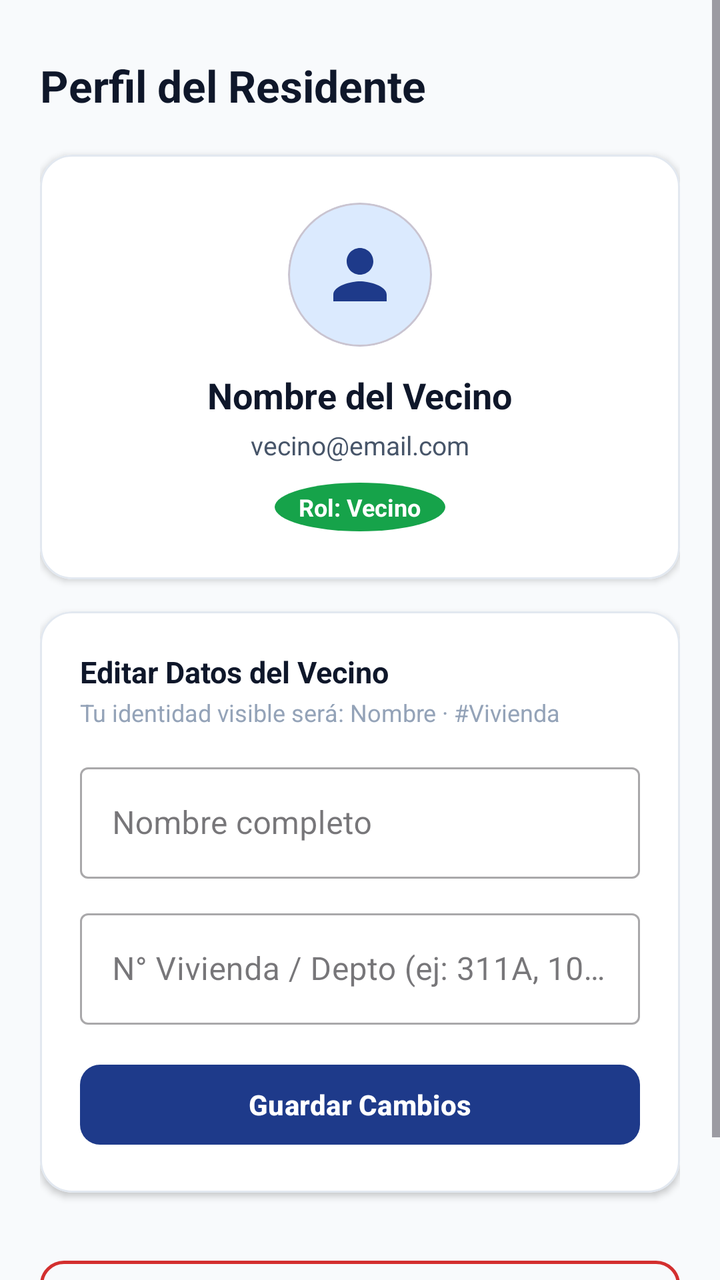
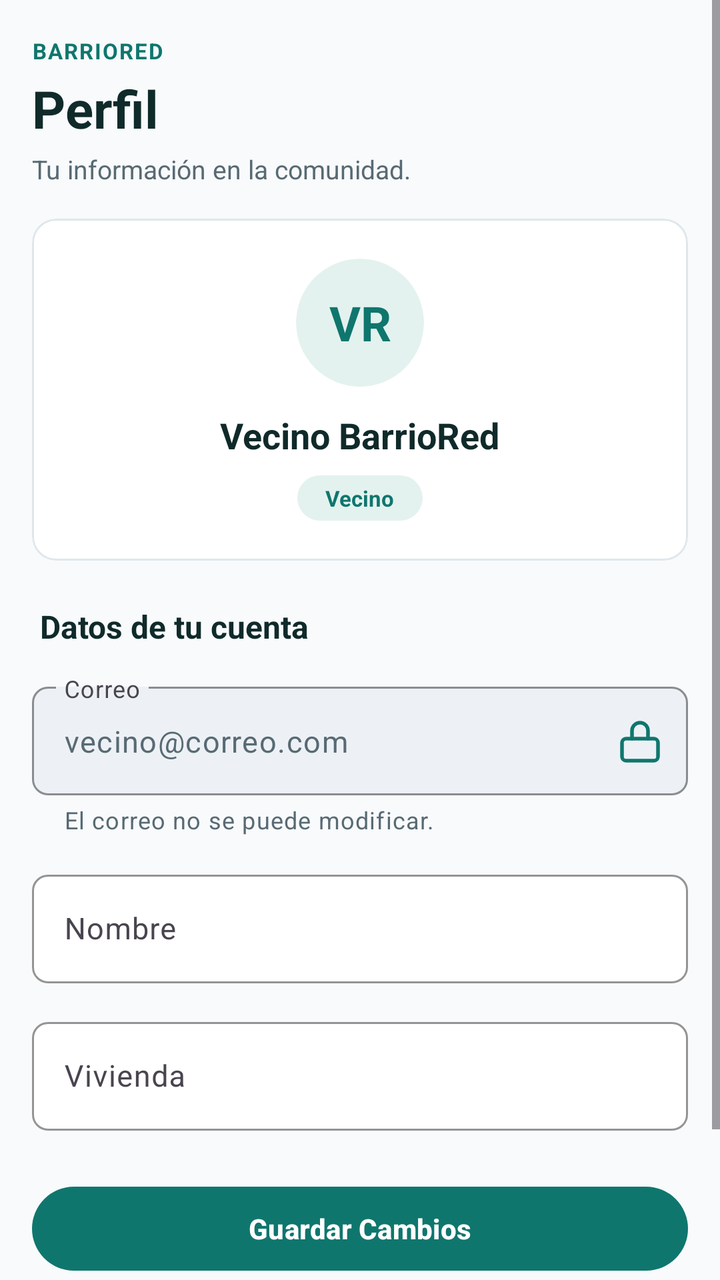

Screens rendered from an Android XML layout before and after an edit, with the pre-edit source and the edit as a unified diff.
<!-- AndroidManifest.xml: application theme Theme.BarrioRed -->
<!-- res/layout/fragment_profile.xml -->
<?xml version="1.0" encoding="utf-8"?>
<ScrollView xmlns:android="http://schemas.android.com/apk/res/android"
    xmlns:app="http://schemas.android.com/apk/res-auto"
    android:layout_width="match_parent"
    android:layout_height="match_parent"
    android:fillViewport="true"
    android:background="@color/bg_screen">

    <LinearLayout
        android:layout_width="match_parent"
        android:layout_height="wrap_content"
        android:orientation="vertical"
        android:padding="20dp">

        <TextView
            android:layout_width="wrap_content"
            android:layout_height="wrap_content"
            android:layout_marginTop="8dp"
            android:text="@string/profile_title"
            android:textSize="22sp"
            android:textStyle="bold"
            android:textColor="@color/text_primary" />

        
        <com.google.android.material.card.MaterialCardView
            android:layout_width="match_parent"
            android:layout_height="wrap_content"
            android:layout_marginTop="20dp"
            app:cardCornerRadius="16dp"
            app:cardElevation="2dp"
            app:strokeWidth="1dp"
            app:strokeColor="@color/border_color"
            app:cardBackgroundColor="@color/card_surface">

            <LinearLayout
                android:layout_width="match_parent"
                android:layout_height="wrap_content"
                android:gravity="center_horizontal"
                android:orientation="vertical"
                android:padding="24dp">

                
                <com.google.android.material.card.MaterialCardView
                    android:layout_width="72dp"
                    android:layout_height="72dp"
                    app:cardCornerRadius="36dp"
                    app:cardElevation="0dp"
                    app:cardBackgroundColor="@color/primary_light">

                    <ImageView
                        android:layout_width="40dp"
                        android:layout_height="40dp"
                        android:layout_gravity="center"
                        android:src="@drawable/ic_profile"
                        app:tint="@color/primary"
                        android:contentDescription="Avatar" />
                </com.google.android.material.card.MaterialCardView>

                <TextView
                    android:id="@+id/tvProfileName"
                    android:layout_width="wrap_content"
                    android:layout_height="wrap_content"
                    android:layout_marginTop="12dp"
                    android:text="Nombre del Vecino"
                    android:textSize="18sp"
                    android:textStyle="bold"
                    android:textColor="@color/text_primary" />

                <TextView
                    android:id="@+id/tvProfileEmail"
                    android:layout_width="wrap_content"
                    android:layout_height="wrap_content"
                    android:layout_marginTop="4dp"
                    android:text="vecino@email.com"
                    android:textSize="13sp"
                    android:textColor="@color/text_secondary" />

                
                <TextView
                    android:id="@+id/tvProfileRole"
                    android:layout_width="wrap_content"
                    android:layout_height="wrap_content"
                    android:layout_marginTop="10dp"
                    android:background="@drawable/ic_dot"
                    android:paddingStart="12dp"
                    android:paddingEnd="12dp"
                    android:paddingTop="4dp"
                    android:paddingBottom="4dp"
                    android:text="Rol: Vecino"
                    android:textSize="12sp"
                    android:textStyle="bold"
                    android:textColor="@color/white" />

            </LinearLayout>
        </com.google.android.material.card.MaterialCardView>

        
        <com.google.android.material.card.MaterialCardView
            android:layout_width="match_parent"
            android:layout_height="wrap_content"
            android:layout_marginTop="16dp"
            app:cardCornerRadius="16dp"
            app:cardElevation="2dp"
            app:strokeWidth="1dp"
            app:strokeColor="@color/border_color"
            app:cardBackgroundColor="@color/card_surface">

            <LinearLayout
                android:layout_width="match_parent"
                android:layout_height="wrap_content"
                android:orientation="vertical"
                android:padding="20dp">

                <TextView
                    android:layout_width="wrap_content"
                    android:layout_height="wrap_content"
                    android:text="Editar Datos del Vecino"
                    android:textSize="15sp"
                    android:textStyle="bold"
                    android:textColor="@color/text_primary" />

                <TextView
                    android:layout_width="wrap_content"
                    android:layout_height="wrap_content"
                    android:layout_marginTop="2dp"
                    android:text="Tu identidad visible será: Nombre · #Vivienda"
                    android:textSize="12sp"
                    android:textColor="@color/text_muted" />

                <com.google.android.material.textfield.TextInputLayout
                    android:id="@+id/tilProfileName"
                    style="@style/Widget.MaterialComponents.TextInputLayout.OutlinedBox"
                    android:layout_width="match_parent"
                    android:layout_height="wrap_content"
                    android:layout_marginTop="14dp"
                    android:hint="@string/name_hint">

                    <com.google.android.material.textfield.TextInputEditText
                        android:id="@+id/etProfileNameInput"
                        android:layout_width="match_parent"
                        android:layout_height="wrap_content"
                        android:inputType="textPersonName|textCapWords"
                        android:maxLines="1" />
                </com.google.android.material.textfield.TextInputLayout>

                <com.google.android.material.textfield.TextInputLayout
                    android:id="@+id/tilProfileVivienda"
                    style="@style/Widget.MaterialComponents.TextInputLayout.OutlinedBox"
                    android:layout_width="match_parent"
                    android:layout_height="wrap_content"
                    android:layout_marginTop="12dp"
                    android:hint="N° Vivienda / Depto (ej: 311A, 102B)">

                    <com.google.android.material.textfield.TextInputEditText
                        android:id="@+id/etProfileViviendaInput"
                        android:layout_width="match_parent"
                        android:layout_height="wrap_content"
                        android:inputType="textCapCharacters"
                        android:maxLines="1" />
                </com.google.android.material.textfield.TextInputLayout>

                <com.google.android.material.button.MaterialButton
                    android:id="@+id/btnSaveProfile"
                    android:layout_width="match_parent"
                    android:layout_height="48dp"
                    android:layout_marginTop="16dp"
                    android:text="@string/btn_save_profile"
                    android:textSize="14sp"
                    android:textStyle="bold"
                    app:cornerRadius="10dp"
                    app:backgroundTint="@color/primary" />
            </LinearLayout>
        </com.google.android.material.card.MaterialCardView>

        
        <View
            android:layout_width="match_parent"
            android:layout_height="0dp"
            android:layout_weight="1" />

        
        <com.google.android.material.button.MaterialButton
            android:id="@+id/btnLogout"
            style="@style/Widget.MaterialComponents.Button.OutlinedButton"
            android:layout_width="match_parent"
            android:layout_height="52dp"
            android:layout_marginTop="28dp"
            android:layout_marginBottom="24dp"
            android:text="@string/btn_logout"
            android:textColor="@color/cat_robo"
            android:textSize="14sp"
            android:textStyle="bold"
            app:cornerRadius="12dp"
            app:strokeColor="@color/cat_robo"
            app:strokeWidth="1.5dp"
            app:icon="@drawable/ic_logout"
            app:iconGravity="textStart"
            app:iconTint="@color/cat_robo" />

    </LinearLayout>
</ScrollView>
<!-- resources referenced by this layout -->
<resources>
  <color name="bg_screen">#F8FAFC</color>
  <color name="border_color">#E2E8F0</color>
  <color name="card_surface">#FFFFFF</color>
  <color name="cat_robo">#D32F2F</color>
  <color name="primary">#1E3A8A</color>
  <color name="primary_light">#DBEAFE</color>
  <color name="text_muted">#94A3B8</color>
  <color name="text_primary">#0F172A</color>
  <color name="text_secondary">#475569</color>
  <color name="white">#FFFFFFFF</color>
  <!-- drawable ic_dot (drawable) -->
  <shape xmlns:android="http://schemas.android.com/apk/res/android"
      android:shape="oval">
      <size
          android:width="12dp"
          android:height="12dp" />
      <solid android:color="@color/status_connected" />
  </shape>
  <!-- drawable ic_logout (drawable) -->
  <vector xmlns:android="http://schemas.android.com/apk/res/android"
      android:width="24dp"
      android:height="24dp"
      android:viewportWidth="24"
      android:viewportHeight="24">
    <path
        android:fillColor="#FFFFFFFF"
        android:pathData="M17,7l-1.41,1.41L18.17,11H8v2h10.17l-2.58,2.58L17,17l5,-5zM4,5h8V3H4c-1.1,0 -2,0.9 -2,2v14c0,1.1 0.9,2 2,2h8v-2H4V5z"/>
  </vector>
  <!-- drawable ic_profile (drawable) -->
  <vector xmlns:android="http://schemas.android.com/apk/res/android"
      android:width="24dp"
      android:height="24dp"
      android:viewportWidth="24"
      android:viewportHeight="24">
      <path
          android:fillColor="#FF000000"
          android:pathData="M12,12c2.21,0 4,-1.79 4,-4s-1.79,-4 -4,-4 -4,1.79 -4,4 1.79,4 4,4zm0,2c-2.67,0 -8,1.34 -8,4v2h16v-2c0,-2.66 -5.33,-4 -8,-4z"/>
  </vector>
  <string name="btn_logout">Cerrar Sesión</string>
  <string name="btn_save_profile">Guardar Cambios</string>
  <string name="name_hint">Nombre completo</string>
  <string name="profile_title">Perfil del Residente</string>
  <style name="Theme.BarrioRed" parent="Theme.Material3.Light.NoActionBar">
          <item name="colorPrimary">@color/primary</item>
          <item name="colorOnPrimary">@color/white</item>
          <item name="colorSecondaryContainer">@color/primary_light</item>
          <item name="colorOnSecondaryContainer">@color/primary</item>
          <item name="android:statusBarColor">@color/card_surface</item>
          <item name="android:windowLightStatusBar">true</item>
          <item name="android:navigationBarColor">@color/card_surface</item>
          <item name="android:windowLightNavigationBar" tools:targetApi="o_mr1">true</item>
      </style>
  <color name="status_connected">#16A34A</color>
</resources>

<!-- the commit's change to res/layout/fragment_profile.xml (unified diff, before → after) -->
@@ -10,24 +10,44 @@
         android:layout_width="match_parent"
         android:layout_height="wrap_content"
         android:orientation="vertical"
-        android:padding="20dp">
-
-        <TextView
-            android:layout_width="wrap_content"
-            android:layout_height="wrap_content"
-            android:layout_marginTop="8dp"
+        android:paddingStart="16dp"
+        android:paddingEnd="16dp"
+        android:paddingTop="18dp"
+        android:paddingBottom="24dp">
+
+        <TextView
+            android:layout_width="wrap_content"
+            android:layout_height="wrap_content"
+            android:text="BARRIORED"
+            android:textSize="11sp"
+            android:textStyle="bold"
+            android:letterSpacing="0.06"
+            android:textColor="@color/primary" />
+
+        <TextView
+            android:layout_width="wrap_content"
+            android:layout_height="wrap_content"
+            android:layout_marginTop="4dp"
             android:text="@string/profile_title"
-            android:textSize="22sp"
+            android:textSize="26sp"
             android:textStyle="bold"
             android:textColor="@color/text_primary" />
 
+        <TextView
+            android:layout_width="wrap_content"
+            android:layout_height="wrap_content"
+            android:layout_marginTop="4dp"
+            android:text="@string/profile_subtitle"
+            android:textSize="13sp"
+            android:textColor="@color/text_secondary" />
+
         
         <com.google.android.material.card.MaterialCardView
             android:layout_width="match_parent"
             android:layout_height="wrap_content"
-            android:layout_marginTop="20dp"
-            app:cardCornerRadius="16dp"
-            app:cardElevation="2dp"
+            android:layout_marginTop="16dp"
+            app:cardCornerRadius="12dp"
+            app:cardElevation="0dp"
             app:strokeWidth="1dp"
             app:strokeColor="@color/border_color"
             app:cardBackgroundColor="@color/card_surface">
@@ -37,23 +57,26 @@
                 android:layout_height="wrap_content"
                 android:gravity="center_horizontal"
                 android:orientation="vertical"
-                android:padding="24dp">
+                android:padding="20dp">
 
                 
                 <com.google.android.material.card.MaterialCardView
-                    android:layout_width="72dp"
-                    android:layout_height="72dp"
-                    app:cardCornerRadius="36dp"
+                    android:layout_width="64dp"
+                    android:layout_height="64dp"
+                    app:cardCornerRadius="32dp"
                     app:cardElevation="0dp"
+                    app:strokeWidth="0dp"
                     app:cardBackgroundColor="@color/primary_light">
 
-                    <ImageView
-                        android:layout_width="40dp"
-                        android:layout_height="40dp"
-                        android:layout_gravity="center"
-                        android:src="@drawable/ic_profile"
-                        app:tint="@color/primary"
-                        android:contentDescription="Avatar" />
+                    <TextView
+                        android:id="@+id/tvProfileInitials"
+                        android:layout_width="match_parent"
+                        android:layout_height="match_parent"
+                        android:gravity="center"
+                        android:text="VR"
+                        android:textSize="24sp"
+                        android:textStyle="bold"
+                        android:textColor="@color/primary" />
                 </com.google.android.material.card.MaterialCardView>
 
                 <TextView
@@ -61,141 +84,148 @@
                     android:layout_width="wrap_content"
                     android:layout_height="wrap_content"
                     android:layout_marginTop="12dp"
-                    android:text="Nombre del Vecino"
+                    android:text="Vecino BarrioRed"
+                    android:textAlignment="center"
                     android:textSize="18sp"
                     android:textStyle="bold"
                     android:textColor="@color/text_primary" />
-
-                <TextView
-                    android:id="@+id/tvProfileEmail"
-                    android:layout_width="wrap_content"
-                    android:layout_height="wrap_content"
-                    android:layout_marginTop="4dp"
-                    android:text="vecino@email.com"
-                    android:textSize="13sp"
-                    android:textColor="@color/text_secondary" />
 
                 
                 <TextView
                     android:id="@+id/tvProfileRole"
                     android:layout_width="wrap_content"
                     android:layout_height="wrap_content"
-                    android:layout_marginTop="10dp"
-                    android:background="@drawable/ic_dot"
-                    android:paddingStart="12dp"
-                    android:paddingEnd="12dp"
+                    android:layout_marginTop="8dp"
+                    android:background="@drawable/bg_pill_badge"
+                    android:backgroundTint="@color/primary_light"
+                    android:paddingStart="14dp"
+                    android:paddingEnd="14dp"
                     android:paddingTop="4dp"
                     android:paddingBottom="4dp"
-                    android:text="Rol: Vecino"
-                    android:textSize="12sp"
+                    android:text="Vecino"
+                    android:textSize="11sp"
                     android:textStyle="bold"
-                    android:textColor="@color/white" />
-
+                    android:textColor="@color/primary" />
             </LinearLayout>
         </com.google.android.material.card.MaterialCardView>
 
         
-        <com.google.android.material.card.MaterialCardView
-            android:layout_width="match_parent"
-            android:layout_height="wrap_content"
-            android:layout_marginTop="16dp"
-            app:cardCornerRadius="16dp"
-            app:cardElevation="2dp"
-            app:strokeWidth="1dp"
-            app:strokeColor="@color/border_color"
-            app:cardBackgroundColor="@color/card_surface">
-
-            <LinearLayout
-                android:layout_width="match_parent"
-                android:layout_height="wrap_content"
-                android:orientation="vertical"
-                android:padding="20dp">
-
-                <TextView
-                    android:layout_width="wrap_content"
-                    android:layout_height="wrap_content"
-                    android:text="Editar Datos del Vecino"
-                    android:textSize="15sp"
-                    android:textStyle="bold"
-                    android:textColor="@color/text_primary" />
-
-                <TextView
-                    android:layout_width="wrap_content"
-                    android:layout_height="wrap_content"
-                    android:layout_marginTop="2dp"
-                    android:text="Tu identidad visible será: Nombre · #Vivienda"
-                    android:textSize="12sp"
-                    android:textColor="@color/text_muted" />
-
-                <com.google.android.material.textfield.TextInputLayout
-                    android:id="@+id/tilProfileName"
-                    style="@style/Widget.MaterialComponents.TextInputLayout.OutlinedBox"
-                    android:layout_width="match_parent"
-                    android:layout_height="wrap_content"
-                    android:layout_marginTop="14dp"
-                    android:hint="@string/name_hint">
-
-                    <com.google.android.material.textfield.TextInputEditText
-                        android:id="@+id/etProfileNameInput"
-                        android:layout_width="match_parent"
-                        android:layout_height="wrap_content"
-                        android:inputType="textPersonName|textCapWords"
-                        android:maxLines="1" />
-                </com.google.android.material.textfield.TextInputLayout>
-
-                <com.google.android.material.textfield.TextInputLayout
-                    android:id="@+id/tilProfileVivienda"
-                    style="@style/Widget.MaterialComponents.TextInputLayout.OutlinedBox"
-                    android:layout_width="match_parent"
-                    android:layout_height="wrap_content"
-                    android:layout_marginTop="12dp"
-                    android:hint="N° Vivienda / Depto (ej: 311A, 102B)">
-
-                    <com.google.android.material.textfield.TextInputEditText
-                        android:id="@+id/etProfileViviendaInput"
-                        android:layout_width="match_parent"
-                        android:layout_height="wrap_content"
-                        android:inputType="textCapCharacters"
-                        android:maxLines="1" />
-                </com.google.android.material.textfield.TextInputLayout>
-
-                <com.google.android.material.button.MaterialButton
-                    android:id="@+id/btnSaveProfile"
-                    android:layout_width="match_parent"
-                    android:layout_height="48dp"
-                    android:layout_marginTop="16dp"
-                    android:text="@string/btn_save_profile"
-                    android:textSize="14sp"
-                    android:textStyle="bold"
-                    app:cornerRadius="10dp"
-                    app:backgroundTint="@color/primary" />
-            </LinearLayout>
-        </com.google.android.material.card.MaterialCardView>
-
-        
-        <View
-            android:layout_width="match_parent"
-            android:layout_height="0dp"
-            android:layout_weight="1" />
+        <TextView
+            android:layout_width="wrap_content"
+            android:layout_height="wrap_content"
+            android:layout_marginTop="22dp"
+            android:layout_marginStart="4dp"
+            android:text="Datos de tu cuenta"
+            android:textSize="16sp"
+            android:textStyle="bold"
+            android:textColor="@color/text_primary" />
+
+        
+        <com.google.android.material.textfield.TextInputLayout
+            android:id="@+id/tilProfileEmail"
+            style="@style/Widget.Material3.TextInputLayout.OutlinedBox"
+            android:layout_width="match_parent"
+            android:layout_height="wrap_content"
+            android:layout_marginTop="14dp"
+            android:hint="@string/email_hint"
+            app:boxBackgroundColor="@color/input_disabled_bg"
+            app:boxCornerRadiusTopStart="8dp"
+            app:boxCornerRadiusTopEnd="8dp"
+            app:boxCornerRadiusBottomStart="8dp"
+            app:boxCornerRadiusBottomEnd="8dp"
+            app:boxStrokeColor="@color/input_disabled_border"
+            app:endIconMode="custom"
+            app:endIconDrawable="@drawable/ic_lock"
+            app:endIconTint="@color/primary"
+            app:helperText="El correo no se puede modificar."
+            app:helperTextTextColor="@color/text_secondary">
+
+            <com.google.android.material.textfield.TextInputEditText
+                android:id="@+id/tvProfileEmail"
+                android:layout_width="match_parent"
+                android:layout_height="wrap_content"
+                android:enabled="false"
+                android:focusable="false"
+                android:text="vecino@correo.com"
+                android:textColor="@color/text_secondary"
+                android:textSize="15sp" />
+        </com.google.android.material.textfield.TextInputLayout>
+
+        
+        <com.google.android.material.textfield.TextInputLayout
+            android:id="@+id/tilProfileName"
+            style="@style/Widget.Material3.TextInputLayout.OutlinedBox"
+            android:layout_width="match_parent"
+            android:layout_height="wrap_content"
+            android:layout_marginTop="14dp"
+            android:hint="Nombre"
+            app:boxBackgroundColor="@color/card_surface"
+            app:boxCornerRadiusTopStart="8dp"
+            app:boxCornerRadiusTopEnd="8dp"
+            app:boxCornerRadiusBottomStart="8dp"
+            app:boxCornerRadiusBottomEnd="8dp"
+            app:boxStrokeColor="@color/border_input">
+
+            <com.google.android.material.textfield.TextInputEditText
+                android:id="@+id/etProfileNameInput"
+                android:layout_width="match_parent"
+                android:layout_height="wrap_content"
+                android:inputType="textPersonName|textCapWords"
+                android:maxLines="1"
+                android:textColor="@color/text_primary"
+                android:textSize="15sp" />
+        </com.google.android.material.textfield.TextInputLayout>
+
+        
+        <com.google.android.material.textfield.TextInputLayout
+            android:id="@+id/tilProfileVivienda"
+            style="@style/Widget.Material3.TextInputLayout.OutlinedBox"
+            android:layout_width="match_parent"
+            android:layout_height="wrap_content"
+            android:layout_marginTop="14dp"
+            android:hint="Vivienda"
+            app:boxBackgroundColor="@color/card_surface"
+            app:boxCornerRadiusTopStart="8dp"
+            app:boxCornerRadiusTopEnd="8dp"
+            app:boxCornerRadiusBottomStart="8dp"
+            app:boxCornerRadiusBottomEnd="8dp"
+            app:boxStrokeColor="@color/border_input">
+
+            <com.google.android.material.textfield.TextInputEditText
+                android:id="@+id/etProfileViviendaInput"
+                android:layout_width="match_parent"
+                android:layout_height="wrap_content"
+                android:inputType="textCapCharacters"
+                android:maxLines="1"
+                android:textColor="@color/text_primary"
+                android:textSize="15sp" />
+        </com.google.android.material.textfield.TextInputLayout>
+
+        
+        <com.google.android.material.button.MaterialButton
+            android:id="@+id/btnSaveProfile"
+            android:layout_width="match_parent"
+            android:layout_height="50dp"
+            android:layout_marginTop="24dp"
+            android:text="@string/btn_save_profile"
+            android:textColor="@color/white"
+            android:textSize="14sp"
+            android:textStyle="bold"
+            app:cornerRadius="25dp"
+            app:backgroundTint="@color/primary" />
 
         
         <com.google.android.material.button.MaterialButton
             android:id="@+id/btnLogout"
-            style="@style/Widget.MaterialComponents.Button.OutlinedButton"
-            android:layout_width="match_parent"
-            android:layout_height="52dp"
-            android:layout_marginTop="28dp"
-            android:layout_marginBottom="24dp"
+            android:layout_width="match_parent"
+            android:layout_height="50dp"
+            android:layout_marginTop="12dp"
             android:text="@string/btn_logout"
-            android:textColor="@color/cat_robo"
+            android:textColor="@color/white"
             android:textSize="14sp"
             android:textStyle="bold"
-            app:cornerRadius="12dp"
-            app:strokeColor="@color/cat_robo"
-            app:strokeWidth="1.5dp"
-            app:icon="@drawable/ic_logout"
-            app:iconGravity="textStart"
-            app:iconTint="@color/cat_robo" />
+            app:cornerRadius="25dp"
+            app:backgroundTint="@color/cat_robo" />
 
     </LinearLayout>
 </ScrollView>
<!-- resource entries referenced after the edit -->
@@ -1,57 +1,59 @@
 <!-- resources referenced by this layout -->
 <resources>
   <color name="bg_screen">#F8FAFC</color>
-  <color name="border_color">#E2E8F0</color>
+  <color name="border_color">#DFE7EB</color>
+  <color name="border_input">#CBD5E1</color>
   <color name="card_surface">#FFFFFF</color>
   <color name="cat_robo">#D32F2F</color>
-  <color name="primary">#1E3A8A</color>
-  <color name="primary_light">#DBEAFE</color>
-  <color name="text_muted">#94A3B8</color>
-  <color name="text_primary">#0F172A</color>
-  <color name="text_secondary">#475569</color>
+  <color name="input_disabled_bg">#EDF1F5</color>
+  <color name="input_disabled_border">#D8E1E6</color>
+  <color name="primary">#0F766E</color>
+  <color name="primary_light">#E3F2EE</color>
+  <color name="text_primary">#102A2A</color>
+  <color name="text_secondary">#586A73</color>
   <color name="white">#FFFFFFFF</color>
-  <!-- drawable ic_dot (drawable) -->
+  <!-- drawable bg_pill_badge (drawable) -->
   <shape xmlns:android="http://schemas.android.com/apk/res/android"
-      android:shape="oval">
-      <size
-          android:width="12dp"
-          android:height="12dp" />
-      <solid android:color="@color/status_connected" />
+      android:shape="rectangle">
+      <corners android:radius="12dp" />
+      <solid android:color="@color/primary_light" />
   </shape>
-  <!-- drawable ic_logout (drawable) -->
-  <vector xmlns:android="http://schemas.android.com/apk/res/android"
-      android:width="24dp"
-      android:height="24dp"
-      android:viewportWidth="24"
-      android:viewportHeight="24">
-    <path
-        android:fillColor="#FFFFFFFF"
-        android:pathData="M17,7l-1.41,1.41L18.17,11H8v2h10.17l-2.58,2.58L17,17l5,-5zM4,5h8V3H4c-1.1,0 -2,0.9 -2,2v14c0,1.1 0.9,2 2,2h8v-2H4V5z"/>
-  </vector>
-  <!-- drawable ic_profile (drawable) -->
+  <!-- drawable ic_lock (drawable) -->
   <vector xmlns:android="http://schemas.android.com/apk/res/android"
       android:width="24dp"
       android:height="24dp"
       android:viewportWidth="24"
       android:viewportHeight="24">
       <path
-          android:fillColor="#FF000000"
-          android:pathData="M12,12c2.21,0 4,-1.79 4,-4s-1.79,-4 -4,-4 -4,1.79 -4,4 1.79,4 4,4zm0,2c-2.67,0 -8,1.34 -8,4v2h16v-2c0,-2.66 -5.33,-4 -8,-4z"/>
+          android:fillColor="#00000000"
+          android:strokeColor="#0F766E"
+          android:strokeWidth="1.8"
+          android:strokeLineCap="round"
+          android:strokeLineJoin="round"
+          android:pathData="M5,11h14c1.1,0 2,0.9 2,2v7c0,1.1 -0.9,2 -2,2H5c-1.1,0 -2,-0.9 -2,-2v-7c0,-1.1 0.9,-2 2,-2z"/>
+      <path
+          android:fillColor="#00000000"
+          android:strokeColor="#0F766E"
+          android:strokeWidth="1.8"
+          android:strokeLineCap="round"
+          android:strokeLineJoin="round"
+          android:pathData="M8,11V7a4,4 0 0,1 8,0v4"/>
   </vector>
   <string name="btn_logout">Cerrar Sesión</string>
   <string name="btn_save_profile">Guardar Cambios</string>
-  <string name="name_hint">Nombre completo</string>
-  <string name="profile_title">Perfil del Residente</string>
+  <string name="email_hint">Correo</string>
+  <string name="profile_subtitle">Tu información en la comunidad.</string>
+  <string name="profile_title">Perfil</string>
   <style name="Theme.BarrioRed" parent="Theme.Material3.Light.NoActionBar">
           <item name="colorPrimary">@color/primary</item>
           <item name="colorOnPrimary">@color/white</item>
           <item name="colorSecondaryContainer">@color/primary_light</item>
           <item name="colorOnSecondaryContainer">@color/primary</item>
-          <item name="android:statusBarColor">@color/card_surface</item>
+          <item name="android:colorBackground">@color/bg_screen</item>
+          <item name="android:statusBarColor">@color/bg_screen</item>
           <item name="android:windowLightStatusBar">true</item>
           <item name="android:navigationBarColor">@color/card_surface</item>
           <item name="android:windowLightNavigationBar" tools:targetApi="o_mr1">true</item>
       </style>
-  <color name="status_connected">#16A34A</color>
 </resources>
 
